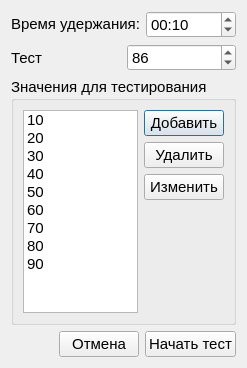
First picture: the form in StepTestSettings.ui, repository Rekvim/MpiSki, before the edit.
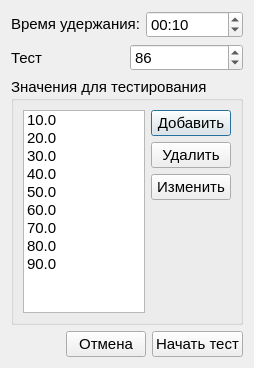
Second picture: the form after the edit.

What changed in the file:
```diff
--- a/StepTestSettings.ui
+++ b/StepTestSettings.ui
@@ -6,7 +6,7 @@
    <rect>
     <x>0</x>
     <y>0</y>
-    <width>243</width>
+    <width>254</width>
     <height>368</height>
    </rect>
   </property>
@@ -87,47 +87,47 @@
         </property>
         <item>
          <property name="text">
-          <string>10</string>
+          <string>10.0</string>
          </property>
         </item>
         <item>
          <property name="text">
-          <string>20</string>
+          <string>20.0</string>
          </property>
         </item>
         <item>
          <property name="text">
-          <string>30</string>
+          <string>30.0</string>
          </property>
         </item>
         <item>
          <property name="text">
-          <string>40</string>
+          <string>40.0</string>
          </property>
         </item>
         <item>
          <property name="text">
-          <string>50</string>
+          <string>50.0</string>
          </property>
         </item>
         <item>
          <property name="text">
-          <string>60</string>
+          <string>60.0</string>
          </property>
         </item>
         <item>
          <property name="text">
-          <string>70</string>
+          <string>70.0</string>
          </property>
         </item>
         <item>
          <property name="text">
-          <string>80</string>
+          <string>80.0</string>
          </property>
         </item>
         <item>
          <property name="text">
-          <string>90</string>
+          <string>90.0</string>
          </property>
         </item>
        </widget>
```
Left out of the diff: 8 changed lines with no effect on the pictures.
